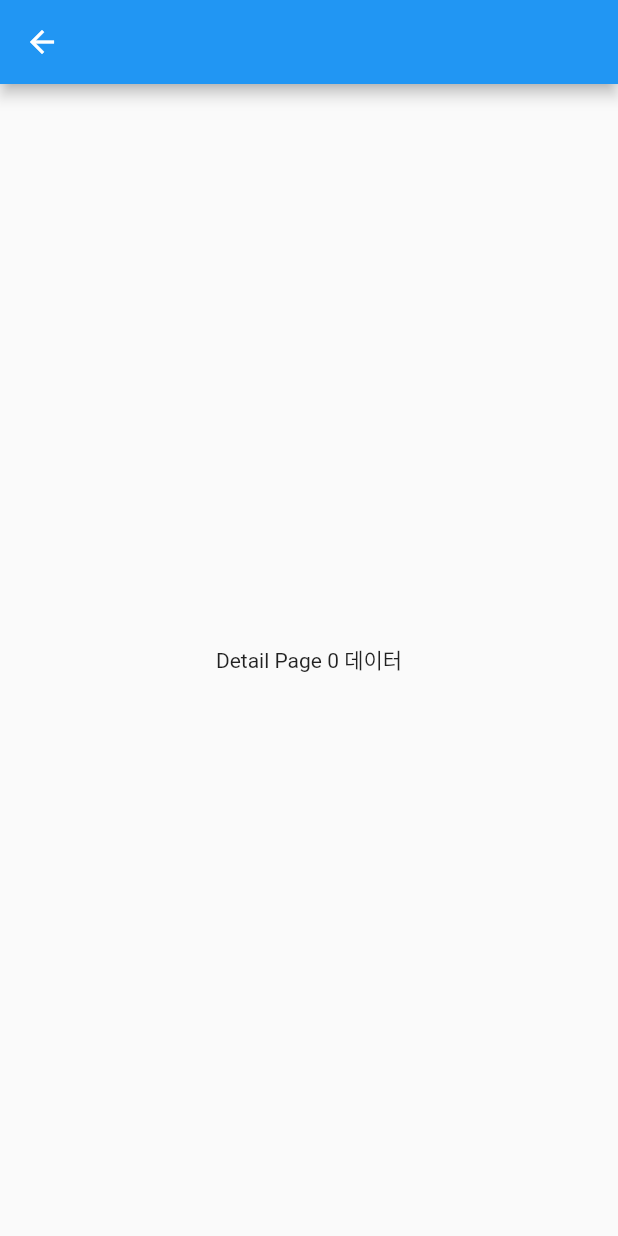
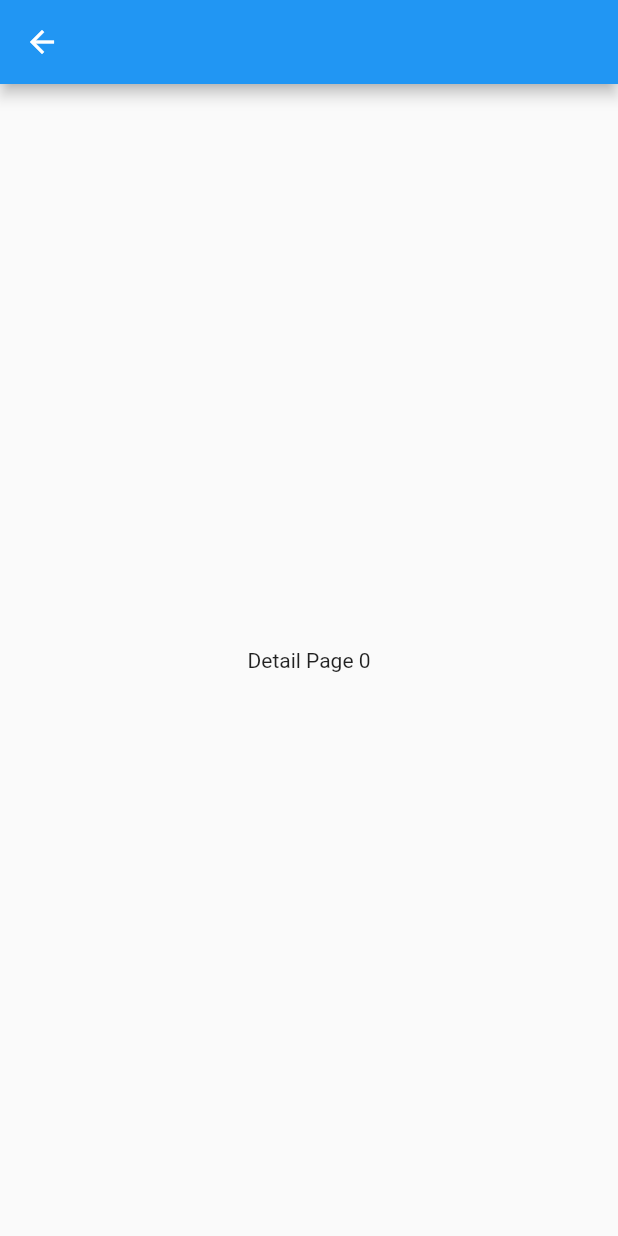
Before and after one commit to Hyun-Joo/flutter_blog, a Flutter app: the screen it shows after launch, after a tap on an icon or button, on a phone screen of 412 x 824 dp. Run offline on Flutter 3.47's test engine with Material 2 defaults, Android fonts, the phone set to English and light mode, and no system bars; our stand-ins replace get, validators.

Commit message:
~ 상세보기 화면으로 데이터 넘기기 (인덱스) - 데이터도 생성자로 넘길 예정

```diff
--- a/lib/pages/post/detail_page.dart
+++ b/lib/pages/post/detail_page.dart
@@ -1,5 +1,4 @@
 import 'package:flutter/material.dart';
-import 'package:get/get.dart';
 
 class DetailPage extends StatelessWidget {
   final int id;
@@ -8,12 +7,11 @@ class DetailPage extends StatelessWidget {
 
   @override
   Widget build(BuildContext context) {
-    String data = Get.arguments;
-
+    //String data = Get.arguments;
     return Scaffold(
       appBar: AppBar(),
       body: Center(
-        child: Text('Detail Page $id $data'),
+        child: Text('Detail Page $id'),
       )
     );
   }
--- a/lib/pages/post/home_page.dart
+++ b/lib/pages/post/home_page.dart
@@ -15,7 +15,7 @@ class HomePage extends StatelessWidget {
         itemBuilder: (context, index) {
           return ListTile(
             onTap: () {
-              Get.to(DetailPage(index), arguments: '데이터');
+              Get.to(DetailPage(index), arguments: 'arguments 속성 테스트');
             },
             title: Text('제목$index'),
             leading: Text('$index')
```
